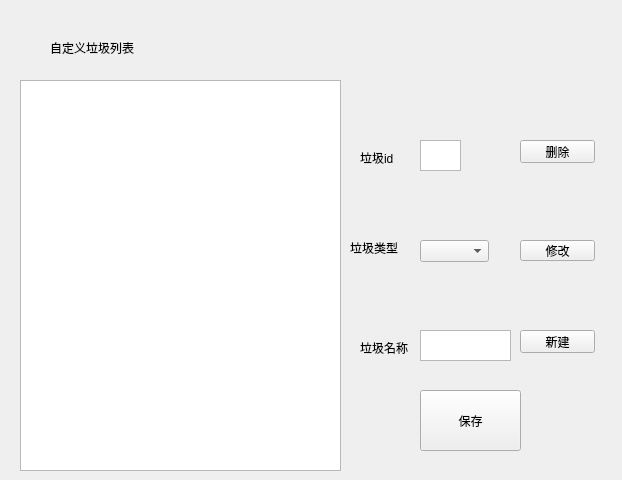
Above: projectdemo/customdic.ui from ludan0414/LaLaLa before the change. Below: the same form after it.
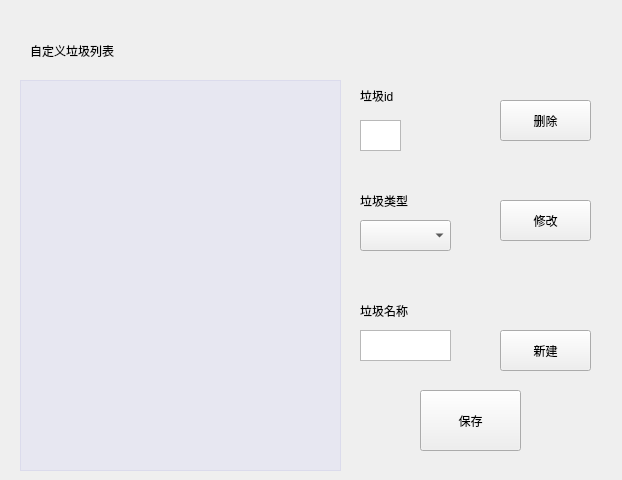
That is the form after the change.

Diff of the .ui file:
```diff
--- a/projectdemo/customdic.ui
+++ b/projectdemo/customdic.ui
@@ -13,15 +13,21 @@
   <property name="windowTitle">
    <string>Form</string>
   </property>
+  <property name="styleSheet">
+   <string notr="true"/>
+  </property>
   <widget class="QLabel" name="text1">
    <property name="geometry">
     <rect>
-     <x>50</x>
-     <y>40</y>
-     <width>101</width>
-     <height>16</height>
+     <x>30</x>
+     <y>20</y>
+     <width>271</width>
+     <height>61</height>
     </rect>
    </property>
+   <property name="styleSheet">
+    <string notr="true">font: 24pt &quot;终之花01&quot;;</string>
+   </property>
    <property name="text">
     <string>自定义垃圾列表</string>
    </property>
@@ -29,10 +35,10 @@
   <widget class="QPushButton" name="change">
    <property name="geometry">
     <rect>
-     <x>520</x>
-     <y>240</y>
-     <width>75</width>
-     <height>21</height>
+     <x>500</x>
+     <y>200</y>
+     <width>91</width>
+     <height>41</height>
     </rect>
    </property>
    <property name="text">
@@ -42,10 +48,10 @@
   <widget class="QPushButton" name="delete_2">
    <property name="geometry">
     <rect>
-     <x>520</x>
-     <y>140</y>
-     <width>75</width>
-     <height>23</height>
+     <x>500</x>
+     <y>100</y>
+     <width>91</width>
+     <height>41</height>
     </rect>
    </property>
    <property name="text">
@@ -55,8 +61,8 @@
   <widget class="QPlainTextEdit" name="enterid">
    <property name="geometry">
     <rect>
-     <x>420</x>
-     <y>140</y>
+     <x>360</x>
+     <y>120</y>
      <width>41</width>
      <height>31</height>
     </rect>
@@ -66,11 +72,14 @@
    <property name="geometry">
     <rect>
      <x>360</x>
-     <y>150</y>
-     <width>53</width>
-     <height>15</height>
+     <y>80</y>
+     <width>71</width>
+     <height>31</height>
     </rect>
    </property>
+   <property name="styleSheet">
+    <string notr="true">font: 14pt &quot;终之花01&quot;;</string>
+   </property>
    <property name="text">
     <string>垃圾id</string>
    </property>
@@ -78,12 +87,15 @@
   <widget class="QLabel" name="text3">
    <property name="geometry">
     <rect>
-     <x>350</x>
-     <y>240</y>
-     <width>53</width>
-     <height>15</height>
+     <x>360</x>
+     <y>190</y>
+     <width>111</width>
+     <height>21</height>
     </rect>
    </property>
+   <property name="styleSheet">
+    <string notr="true">font: 14pt &quot;终之花01&quot;;</string>
+   </property>
    <property name="text">
     <string>垃圾类型</string>
    </property>
@@ -91,10 +103,10 @@
   <widget class="QComboBox" name="sort">
    <property name="geometry">
     <rect>
-     <x>420</x>
-     <y>240</y>
-     <width>69</width>
-     <height>22</height>
+     <x>360</x>
+     <y>220</y>
+     <width>91</width>
+     <height>31</height>
     </rect>
    </property>
   </widget>
@@ -107,16 +119,22 @@
      <height>391</height>
     </rect>
    </property>
+   <property name="styleSheet">
+    <string notr="true">background-color: rgba(170, 170, 255, 30);</string>
+   </property>
   </widget>
   <widget class="QLabel" name="text4">
    <property name="geometry">
     <rect>
      <x>360</x>
-     <y>340</y>
-     <width>53</width>
-     <height>15</height>
+     <y>280</y>
+     <width>101</width>
+     <height>61</height>
     </rect>
    </property>
+   <property name="styleSheet">
+    <string notr="true">font: 14pt &quot;终之花01&quot;;</string>
+   </property>
    <property name="text">
     <string>垃圾名称</string>
    </property>
@@ -124,7 +142,7 @@
   <widget class="QPlainTextEdit" name="entername">
    <property name="geometry">
     <rect>
-     <x>420</x>
+     <x>360</x>
      <y>330</y>
      <width>91</width>
      <height>31</height>
@@ -134,10 +152,10 @@
   <widget class="QPushButton" name="new_2">
    <property name="geometry">
     <rect>
-     <x>520</x>
+     <x>500</x>
      <y>330</y>
-     <width>75</width>
-     <height>23</height>
+     <width>91</width>
+     <height>41</height>
     </rect>
    </property>
    <property name="text">
```
